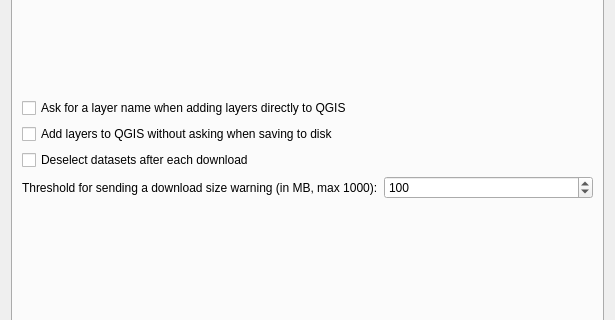
This is geocubes_plugin_dialog_base.ui in geoportti/GeoCubes-Finland-QGIS-Plugin as Qt 5 draws it before an edit; both pictures show x 0 to 615 and y 188 to 508 of the 615 by 844 pixel window. The edited form follows.
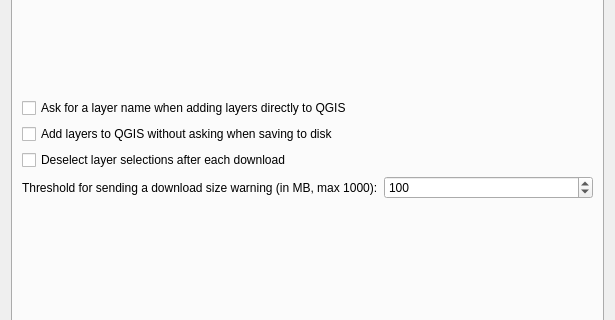
This is the edited form. The open tabs and pages were chosen to show the change. Custom widgets are drawn as their Qt base class.

Commit message: Rework on data exploration. Now user has the option to have a background layer

```diff
--- a/geocubes_plugin_dialog_base.ui
+++ b/geocubes_plugin_dialog_base.ui
@@ -509,7 +509,7 @@
             <string>Removes selections each time a download process goes through</string>
            </property>
            <property name="text">
-            <string>Deselect datasets after each download</string>
+            <string>Deselect layer selections after each download</string>
            </property>
           </widget>
          </item>
```
The commit also changes 3 other files.
